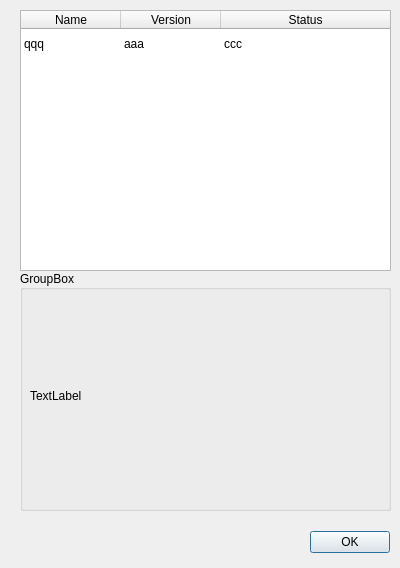
Above: resources/forms/plugindialoglistform.ui from zonArt/openlp before the change. Below: the same form after it.
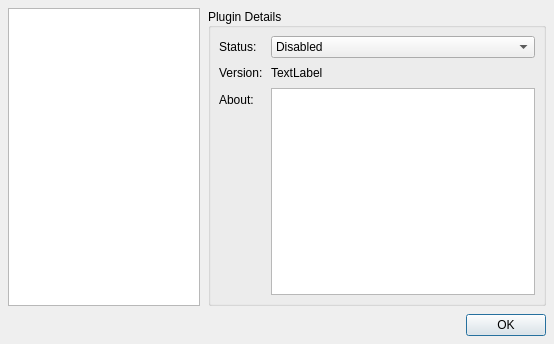
That is the form after the change.

Commit message: Reworked the plugin list dialog.

What changed in the file:
```diff
--- a/resources/forms/plugindialoglistform.ui
+++ b/resources/forms/plugindialoglistform.ui
@@ -1,134 +1,137 @@
 <?xml version="1.0" encoding="UTF-8"?>
 <ui version="4.0">
  <class>PluginViewDialog</class>
- <widget class="QWidget" name="PluginViewDialog">
+ <widget class="QDialog" name="PluginViewDialog">
+  <property name="windowModality">
+   <enum>Qt::ApplicationModal</enum>
+  </property>
   <property name="geometry">
    <rect>
     <x>0</x>
     <y>0</y>
-    <width>400</width>
-    <height>568</height>
+    <width>554</width>
+    <height>344</height>
    </rect>
   </property>
   <property name="windowTitle">
    <string>Plugin list</string>
   </property>
-  <widget class="QTableWidget" name="PluginViewList">
-   <property name="geometry">
-    <rect>
-     <x>20</x>
-     <y>10</y>
-     <width>371</width>
-     <height>261</height>
-    </rect>
+  <layout class="QVBoxLayout" name="PluginLayout">
+   <property name="spacing">
+    <number>8</number>
    </property>
-   <property name="showGrid">
-    <bool>false</bool>
+   <property name="margin">
+    <number>8</number>
    </property>
-   <property name="gridStyle">
-    <enum>Qt::SolidLine</enum>
-   </property>
-   <property name="rowCount">
-    <number>1</number>
-   </property>
-   <attribute name="horizontalHeaderVisible">
-    <bool>true</bool>
-   </attribute>
-   <attribute name="horizontalHeaderCascadingSectionResizes">
-    <bool>false</bool>
-   </attribute>
-   <attribute name="horizontalHeaderShowSortIndicator" stdset="0">
-    <bool>true</bool>
-   </attribute>
-   <attribute name="horizontalHeaderStretchLastSection">
-    <bool>true</bool>
-   </attribute>
-   <attribute name="verticalHeaderVisible">
-    <bool>false</bool>
-   </attribute>
-   <attribute name="horizontalHeaderStretchLastSection">
-    <bool>true</bool>
-   </attribute>
-   <attribute name="horizontalHeaderCascadingSectionResizes">
-    <bool>false</bool>
-   </attribute>
-   <row/>
-   <column>
-    <property name="text">
-     <string>Name</string>
-    </property>
-   </column>
-   <column>
-    <property name="text">
-     <string>Version</string>
-    </property>
-   </column>
-   <column>
-    <property name="text">
-     <string>Status</string>
-    </property>
-   </column>
-   <item row="0" column="0">
-    <property name="text">
-     <string>qqq</string>
-    </property>
+   <item>
+    <layout class="QHBoxLayout" name="ListLayout">
+     <property name="spacing">
+      <number>8</number>
+     </property>
+     <item>
+      <widget class="QListWidget" name="PluginListWidget">
+       <property name="sizePolicy">
+        <sizepolicy hsizetype="Fixed" vsizetype="Expanding">
+         <horstretch>0</horstretch>
+         <verstretch>0</verstretch>
+        </sizepolicy>
+       </property>
+       <property name="maximumSize">
+        <size>
+         <width>192</width>
+         <height>16777215</height>
+        </size>
+       </property>
+      </widget>
+     </item>
+     <item>
+      <widget class="QGroupBox" name="PluginInfoGroupBox">
+       <property name="title">
+        <string>Plugin Details</string>
+       </property>
+       <property name="alignment">
+        <set>Qt::AlignLeading|Qt::AlignLeft|Qt::AlignVCenter</set>
+       </property>
+       <property name="flat">
+        <bool>false</bool>
+       </property>
+       <layout class="QFormLayout" name="PluginInfoLayout">
+        <property name="horizontalSpacing">
+         <number>8</number>
+        </property>
+        <property name="verticalSpacing">
+         <number>8</number>
+        </property>
+        <property name="margin">
+         <number>8</number>
+        </property>
+        <item row="1" column="0">
+         <widget class="QLabel" name="VersionLabel">
+          <property name="text">
+           <string>Version:</string>
+          </property>
+         </widget>
+        </item>
+        <item row="1" column="1">
+         <widget class="QLabel" name="VersionNumberLabel">
+          <property name="text">
+           <string>TextLabel</string>
+          </property>
+         </widget>
+        </item>
+        <item row="2" column="0">
+         <widget class="QLabel" name="AboutLabel">
+          <property name="text">
+           <string>About:</string>
+          </property>
+         </widget>
+        </item>
+        <item row="0" column="0">
+         <widget class="QLabel" name="StatusLabel">
+          <property name="text">
+           <string>Status:</string>
+          </property>
+         </widget>
+        </item>
+        <item row="0" column="1">
+         <widget class="QComboBox" name="comboBox">
+          <item>
+           <property name="text">
+            <string>Disabled</string>
+           </property>
+          </item>
+          <item>
+           <property name="text">
+            <string>Inactive</string>
+           </property>
+          </item>
+          <item>
+           <property name="text">
+            <string>Active</string>
+           </property>
+          </item>
+         </widget>
+        </item>
+        <item row="2" column="1">
+         <widget class="QTextBrowser" name="AboutTextBrowser">
+          <property name="textInteractionFlags">
+           <set>Qt::LinksAccessibleByMouse</set>
+          </property>
+         </widget>
+        </item>
+       </layout>
+      </widget>
+     </item>
+    </layout>
    </item>
-   <item row="0" column="1">
-    <property name="text">
-     <string>aaa</string>
-    </property>
+   <item>
+    <widget class="QDialogButtonBox" name="PluginListButtonBox">
+     <property name="standardButtons">
+      <set>QDialogButtonBox::Ok</set>
+     </property>
+    </widget>
    </item>
-   <item row="0" column="2">
-    <property name="text">
-     <string>ccc</string>
-    </property>
-   </item>
-  </widget>
-  <widget class="QDialogButtonBox" name="ButtonBox">
-   <property name="geometry">
-    <rect>
-     <x>220</x>
-     <y>530</y>
-     <width>170</width>
-     <height>25</height>
-    </rect>
-   </property>
-   <property name="standardButtons">
-    <set>QDialogButtonBox::Ok</set>
-   </property>
-  </widget>
-  <widget class="QGroupBox" name="PluginInfoGroupBox">
-   <property name="geometry">
-    <rect>
-     <x>20</x>
-     <y>270</y>
-     <width>371</width>
-     <height>241</height>
-    </rect>
-   </property>
-   <property name="title">
-    <string>GroupBox</string>
-   </property>
-   <property name="alignment">
-    <set>Qt::AlignLeading|Qt::AlignLeft|Qt::AlignVCenter</set>
-   </property>
-   <property name="flat">
-    <bool>false</bool>
-   </property>
-   <widget class="QLabel" name="AboutTextLabel">
-    <property name="geometry">
-     <rect>
-      <x>10</x>
-      <y>30</y>
-      <width>351</width>
-      <height>191</height>
-     </rect>
-    </property>
-    <property name="text">
-     <string>TextLabel</string>
-    </property>
-   </widget>
-  </widget>
+  </layout>
  </widget>
  <resources/>
  <connections>
```
Left out of the diff: 2 changed lines with no effect on the pictures. The commit also changes 5 other files.
